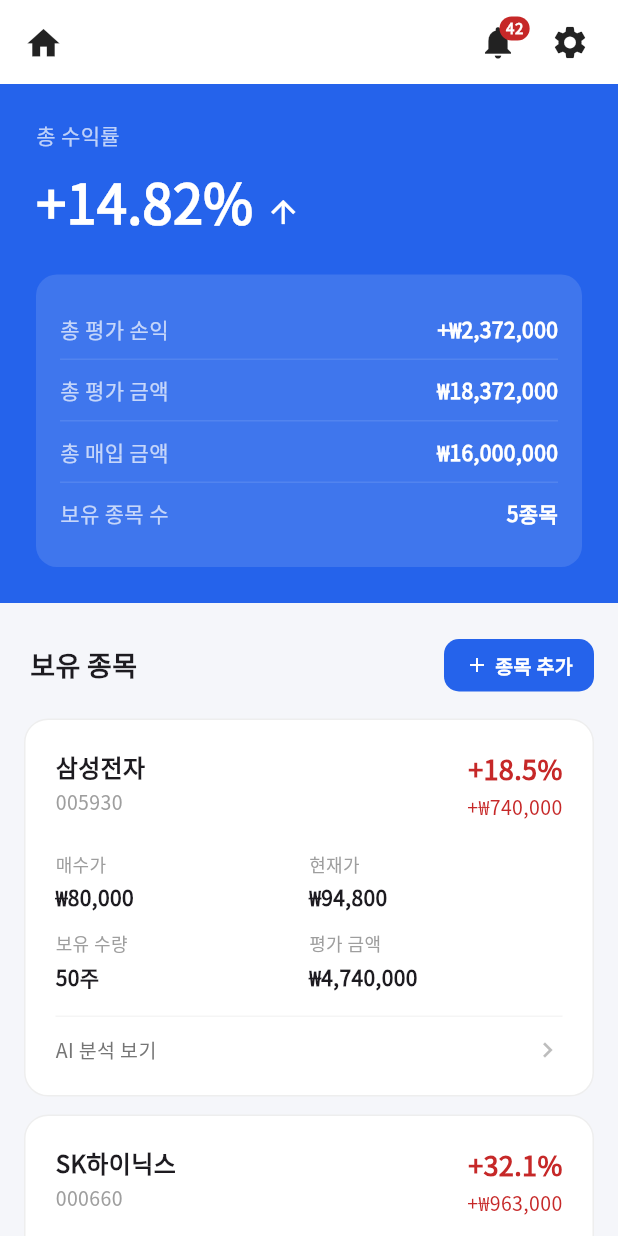
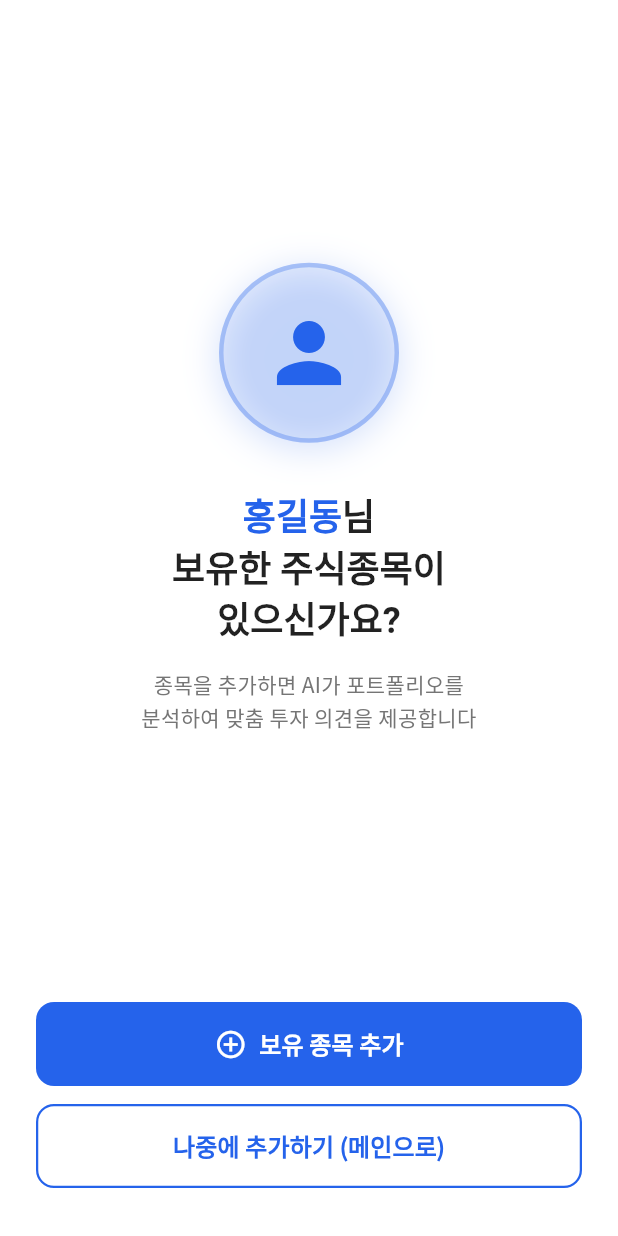
Before and after one commit to tissuesoft/jusikapp, a Flutter app: the screen it shows after launch, after a tap on an icon or button, on a phone screen of 412 x 824 dp. Run offline on Flutter 3.47's test engine with Material 3 defaults, Android fonts, the phone set to English and light mode, and no system bars; our stand-ins replace fl_chart, google_fonts.

Commit message:
종목추가

```diff
--- a/lib/main.dart
+++ b/lib/main.dart
@@ -5,6 +5,8 @@ import 'screens/market_screen.dart';
 import 'screens/settings_screen.dart';
 import 'screens/splash_screen.dart';
 import 'screens/kakao_login_screen.dart';
+import 'screens/onboarding_screen.dart';
+import 'screens/add_multiple_stocks_screen.dart';
 
 void main() {
   runApp(const StockRecommenderApp());
@@ -39,9 +41,13 @@ class StockRecommenderApp extends StatelessWidget {
       ),
       // 스플래시 화면을 초기 화면으로 설정
       home: const SplashScreen(),
-      // 네임드 라우트: 스플래시 → 로그인 → 메인 전환용
+      // 네임드 라우트: 스플래시 → 로그인 → 온보딩 → (종목 추가) → 메인 전환용
       routes: {
         '/login': (context) => const KakaoLoginScreen(),
+        '/onboarding': (context) => const OnboardingScreen(
+              userName: '홍길동', // TODO: 실제 로그인한 사용자 이름으로 변경
+            ),
+        '/add-stocks': (context) => const AddMultipleStocksScreen(),
         '/main': (context) => const MainScreen(),
       },
     );
--- a/lib/screens/kakao_login_screen.dart
+++ b/lib/screens/kakao_login_screen.dart
@@ -185,16 +185,16 @@ class KakaoLoginScreen extends StatelessWidget {
 
   /// 카카오톡 로그인 버튼 클릭 시 호출되는 메서드
   /// 실제 카카오 SDK 연동은 추후 구현
-  /// 현재는 바로 메인 화면으로 이동
+  /// 현재는 바로 온보딩 화면으로 이동
   void _onKakaoLoginTap(BuildContext context) {
     // TODO: 실제 카카오톡 로그인 SDK 연동
     // 1. 카카오 SDK 초기화
     // 2. 로그인 요청
     // 3. 사용자 정보 가져오기
     // 4. 서버에 인증 토큰 전송
-    // 5. 로그인 성공 시 메인 화면으로 이동
+    // 5. 로그인 성공 시 온보딩 화면으로 이동
 
-    // 현재는 임시로 바로 메인 화면으로 이동
-    Navigator.of(context).pushReplacementNamed('/main');
+    // 현재는 임시로 바로 온보딩 화면으로 이동
+    Navigator.of(context).pushReplacementNamed('/onboarding');
   }
 }
--- /dev/null
+++ b/lib/screens/onboarding_screen.dart
@@ -0,0 +1,217 @@
+// 온보딩 화면 파일
+// 로그인 후 첫 사용자를 위한 화면
+// 프로필 사진, 환영 메시지, 종목 추가 안내
+
+import 'package:flutter/material.dart';
+import '../constants/colors.dart';
+
+/// 온보딩 화면 위젯 (StatelessWidget)
+/// 사용자 프로필 사진, 환영 메시지, 종목 추가 버튼 표시
+class OnboardingScreen extends StatelessWidget {
+  // 사용자 이름 (나중에 API에서 가져올 예정)
+  final String userName;
+  // 프로필 이미지 URL (선택사항)
+  final String? profileImageUrl;
+
+  const OnboardingScreen({
+    super.key,
+    this.userName = '홍길동',
+    this.profileImageUrl,
+  });
+
+  @override
+  Widget build(BuildContext context) {
+    return Scaffold(
+      backgroundColor: Colors.white,
+      // 상단 앱바 (뒤로가기 버튼 없음)
+      appBar: AppBar(
+        backgroundColor: Colors.white,
+        surfaceTintColor: Colors.white,
+        elevation: 0,
+        automaticallyImplyLeading: false, // 뒤로가기 버튼 제거
+      ),
+      body: SafeArea(
+        child: Padding(
+          padding: const EdgeInsets.symmetric(horizontal: 24),
+          child: Column(
+            children: [
+              const Spacer(flex: 2),
+              // 프로필 사진 영역
+              _buildProfileImage(),
+              const SizedBox(height: 32),
+              // 환영 메시지
+              _buildWelcomeMessage(),
+              const Spacer(flex: 3),
+              // 버튼 영역
+              _buildButtons(context),
+              const SizedBox(height: 32),
+            ],
+          ),
+        ),
+      ),
+    );
+  }
+
+  /// 프로필 사진 위젯
+  /// 사용자 프로필 이미지 또는 기본 아바타 표시
+  Widget _buildProfileImage() {
+    return Container(
+      width: 120,
+      height: 120,
+      decoration: BoxDecoration(
+        shape: BoxShape.circle,
+        color: AppColors.primary.withValues(alpha: 0.1),
+        border: Border.all(
+          color: AppColors.primary.withValues(alpha: 0.3),
+          width: 3,
+        ),
+        boxShadow: [
+          BoxShadow(
+            color: AppColors.primary.withValues(alpha: 0.2),
+            blurRadius: 20,
+            offset: const Offset(0, 4),
+          ),
+        ],
+      ),
+      child: ClipOval(
+        child: profileImageUrl != null
+            ? Image.network(
+                profileImageUrl!,
+                fit: BoxFit.cover,
+                errorBuilder: (context, error, stackTrace) {
+                  return _buildDefaultAvatar();
+                },
+              )
+            : _buildDefaultAvatar(),
+      ),
+    );
+  }
+
+  /// 기본 아바타 아이콘
+  /// 프로필 이미지가 없을 때 표시
+  Widget _buildDefaultAvatar() {
+    return Icon(
+      Icons.person,
+      size: 64,
+      color: AppColors.primary,
+    );
+  }
+
+  /// 환영 메시지 위젯
+  /// 사용자 이름과 안내 문구 표시
+  Widget _buildWelcomeMessage() {
+    return Column(
+      children: [
+        // 사용자 이름 + 환영 문구
+        RichText(
+          textAlign: TextAlign.center,
+          text: TextSpan(
+            style: const TextStyle(
+              fontSize: 24,
+              fontWeight: FontWeight.w700,
+              color: Colors.black87,
+              height: 1.4,
+            ),
+            children: [
+              TextSpan(
+                text: userName,
+                style: TextStyle(
+                  color: AppColors.primary,
+                  fontWeight: FontWeight.w800,
+                ),
+              ),
+              const TextSpan(text: '님\n'),
+              const TextSpan(text: '보유한 주식종목이\n있으신가요?'),
+            ],
+          ),
+        ),
+        const SizedBox(height: 16),
+        // 부연 설명
+        Text(
+          '종목을 추가하면 AI가 포트폴리오를\n분석하여 맞춤 투자 의견을 제공합니다',
+          textAlign: TextAlign.center,
+          style: TextStyle(
+            fontSize: 14,
+            color: Colors.grey.shade600,
+            height: 1.6,
+          ),
+        ),
+      ],
+    );
+  }
+
+  /// 버튼 영역 위젯
+  /// "보유 종목 추가" 버튼과 "메인으로" 버튼
+  Widget _buildButtons(BuildContext context) {
+    return Column(
+      children: [
+        // "보유 종목 추가" 버튼 (주 액션)
+        SizedBox(
+          width: double.infinity,
+          height: 56,
+          child: ElevatedButton(
+            onPressed: () => _onAddStocksTap(context),
+            style: ElevatedButton.styleFrom(
+              backgroundColor: AppColors.primary,
+              foregroundColor: Colors.white,
+              elevation: 0,
+              shape: RoundedRectangleBorder(
+                borderRadius: BorderRadius.circular(12),
+              ),
+            ),
+            child: const Row(
+              mainAxisAlignment: MainAxisAlignment.center,
+              children: [
+                Icon(Icons.add_circle_outline, size: 22),
+                SizedBox(width: 8),
+                Text(
+                  '보유 종목 추가',
+                  style: TextStyle(
+                    fontSize: 16,
+                    fontWeight: FontWeight.w700,
+                  ),
+                ),
+              ],
+            ),
+          ),
+        ),
+        const SizedBox(height: 12),
+        // "메인으로" 버튼 (보조 액션)
+        SizedBox(
+          width: double.infinity,
+          height: 56,
+          child: OutlinedButton(
+            onPressed: () => _onSkipToMain(context),
+            style: OutlinedButton.styleFrom(
+              foregroundColor: AppColors.primary,
+              side: BorderSide(color: AppColors.primary, width: 1.5),
+              elevation: 0,
+              shape: RoundedRectangleBorder(
+                borderRadius: BorderRadius.circular(12),
+              ),
+            ),
+            child: const Text(
+              '나중에 추가하기 (메인으로)',
+              style: TextStyle(
+                fontSize: 16,
+                fontWeight: FontWeight.w600,
+              ),
+            ),
+          ),
+        ),
+      ],
+    );
+  }
+
+  /// "보유 종목 추가" 버튼 클릭 시
+  /// 종목 추가 화면으로 이동
+  void _onAddStocksTap(BuildContext context) {
+    Navigator.of(context).pushNamed('/add-stocks');
+  }
+
+  /// "메인으로" 버튼 클릭 시
+  /// 메인 화면으로 이동 (온보딩 건너뛰기)
+  void _onSkipToMain(BuildContext context) {
+    Navigator.of(context).pushReplacementNamed('/main');
+  }
+}
```
Also changed, not shown: lib/screens/add_multiple_stocks_screen.dart (added, +263 -0 lines).
